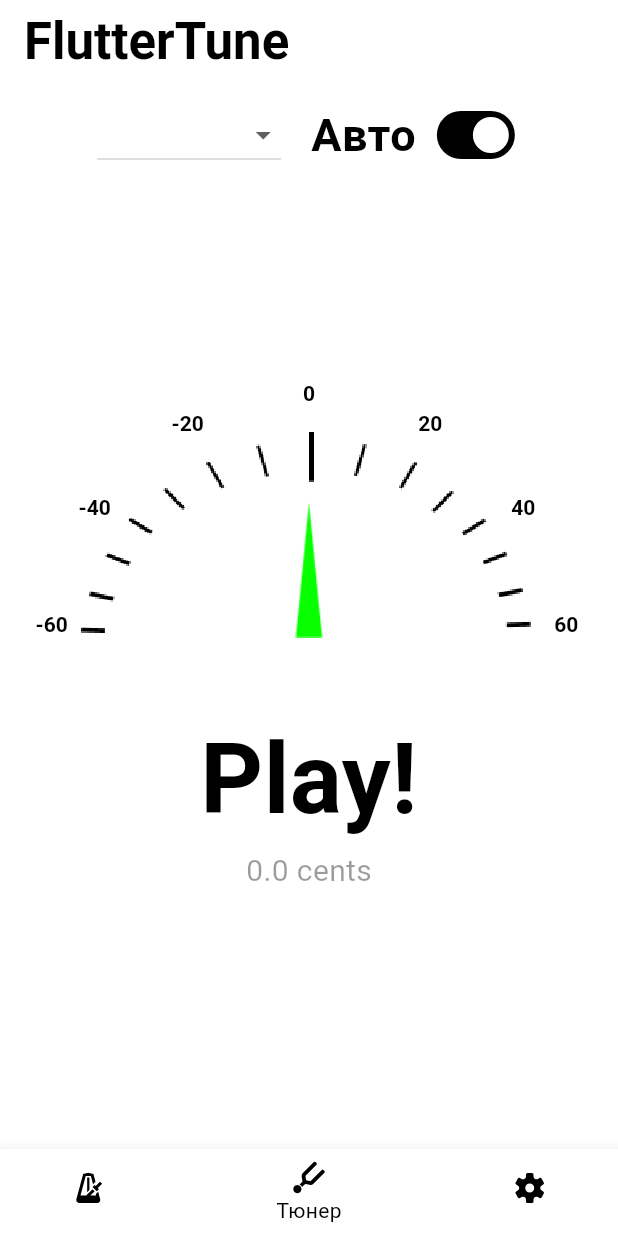
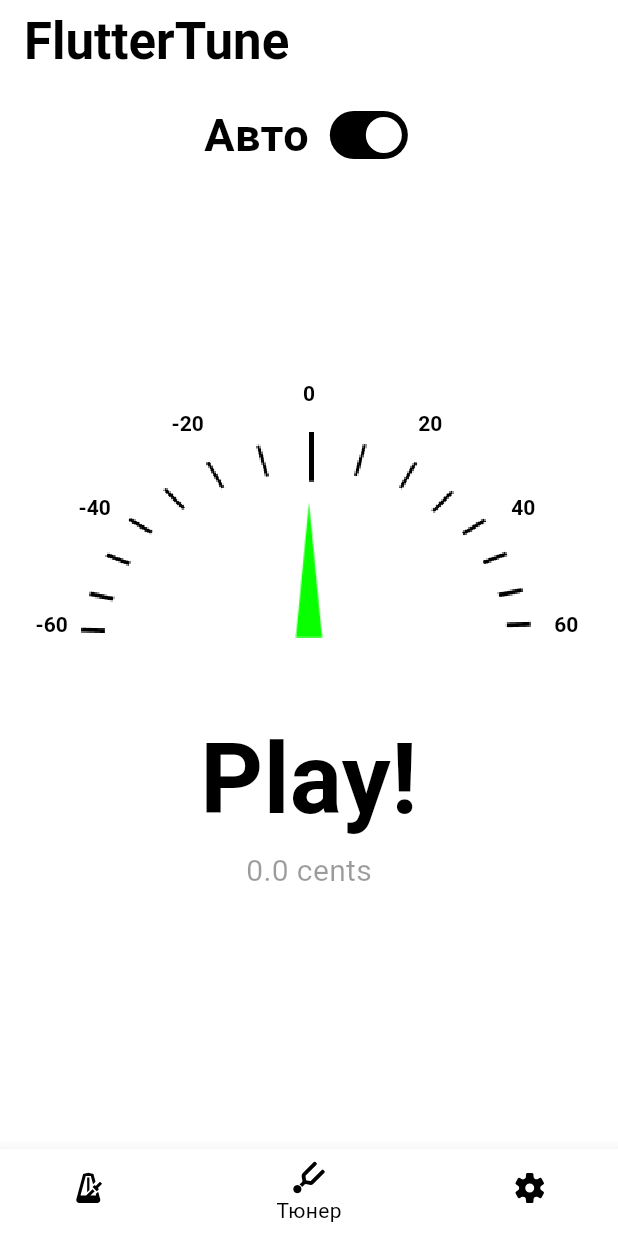
Before and after one commit to nottalentedme/fluttertuner, a Flutter app: the screen it shows after launch, on a phone screen of 412 x 824 dp. Run offline on Flutter 3.47's test engine with Material 3 defaults, Android fonts, the light colour scheme and no system bars; our stand-ins replace flutter_bloc, flutter_svg, go_router; missing offline and left inert: buffered_list_stream, flutter_soloud, pitch_detector_dart, pitchupdart, record; statements that could not run were skipped.

Commit message:
💄 tuner: smoother arrow animation

```diff
--- a/lib/core/router/app_router.dart
+++ b/lib/core/router/app_router.dart
@@ -1,10 +1,9 @@
-import 'package:flutter/src/widgets/basic.dart';
 import 'package:flutter/widgets.dart';
 import 'package:flutter_bloc/flutter_bloc.dart';
 import 'package:fluttertuner/core/extension/build_context_extension.dart';
 import 'package:fluttertuner/feature/metronome/cubit/metronome_cubit.dart';
 import 'package:fluttertuner/feature/metronome/services/metronome_player.dart';
-import 'package:fluttertuner/feature/tuner/cubit/pitch_cubit.dart';
+import 'package:fluttertuner/feature/tuner/cubit/tuning_cubit.dart';
 import 'package:fluttertuner/feature/tuner/domain/repository/interface/tuning_repository.dart';
 import 'package:go_router/go_router.dart';
 
@@ -68,7 +67,7 @@ abstract class AppRouter {
               return CustomTransitionPage(
                 child: BlocProvider(
                   create: (context) =>
-                      PitchCubit(context.dep<TuningRepository>()),
+                      TuningCubit(context.dep<TuningRepository>()),
                   child: const TunerPage(),
                 ),
                 transitionsBuilder:
--- a/lib/feature/metronome/services/metronome_player.dart
+++ b/lib/feature/metronome/services/metronome_player.dart
@@ -1,6 +1,3 @@
-import 'dart:io';
-
-import 'package:flutter/foundation.dart';
 import 'package:flutter/services.dart';
 import 'package:flutter_soloud/flutter_soloud.dart';
 
--- a/lib/feature/tuner/cubit/pitch_cubit.dart
+++ /dev/null
@@ -1,98 +0,0 @@
-// ignore_for_file: public_member_api_docs, sort_constructors_first
-import 'dart:async';
-
-import 'package:flutter_bloc/flutter_bloc.dart';
-import 'package:fluttertuner/feature/tuner/domain/repository/interface/tuning_repository.dart';
-import 'package:pitchupdart/tuning_status.dart';
-
-import 'package:fluttertuner/feature/tuner/cubit/tuning_state.dart';
-
-class PitchCubit extends Cubit<TuningState> {
-  StreamSubscription? _tuningResultSubscription;
-  final TuningRepository _tuningRepository;
-
-  PitchCubit(
-    this._tuningRepository,
-  ) : super(TuningState.initial()) {
-    print('PitchCubit created');
-    startTuning();
-  }
-
-  @override
-  Future<void> close() async {
-    await stopTuning();
-    return super.close();
-  }
-
-  Future<void> startTuning() async {
-    await _tuningRepository.startAudio();
-    _tuningResultSubscription = _tuningRepository.noteStream.listen(
-      (event) {
-        emit(state.copyWith(
-          note: event,
-        ));
-      },
-    );
-
-    //организовать стрим в виде нот
-    //ожидаемая нота, текущая нота, разница в центах
-    //
-
-    // // Автоопределение ближайшей струны
-    // final closestIndex =
-    //     findClosestStringIndex(state.currentTuning, currentFreq);
-    // final expectedNote = state.currentTuning.strings[closestIndex];
-    // final expectedFrequency = noteFrequencies[expectedNote];
-
-    // if (expectedFrequency != null) {
-    //   final diff = currentFreq - expectedFrequency;
-    //   final cents = getCentsDifference(currentFreq, expectedFrequency);
-  }
-
-  Future<void> stopTuning() async {
-    _tuningResultSubscription?.cancel();
-    await _tuningRepository.stopAudio();
-  }
-
-  // void changeTuning(GuitarTuning newTuning) {
-  //   emit(state.copyWith(
-  //     currentTuning: newTuning,
-  //     currentStringIndex: 0,
-  //   ));
-  // }
-
-//   void nextString() {
-//     if (state.currentStringIndex < state.currentTuning.strings.length - 1) {
-//       emit(state.copyWith(
-//         currentStringIndex: state.currentStringIndex + 1,
-//       ));
-//     }
-//   }
-
-//   void previousString() {
-//     if (state.currentStringIndex > 0) {
-//       emit(state.copyWith(
-//         currentStringIndex: state.currentStringIndex - 1,
-//       ));
-//     }
-//   }
-
-//   String getCurrentTargetNote() {
-//     return state.currentTuning.strings[state.currentStringIndex];
-//   }
-  //
-  // int getCentsDifference(double detectedFreq, double targetFreq) {
-  //   return (1200 * (log(detectedFreq / targetFreq) / ln2)).round();
-  // }
-}
-
-extension Description on TuningStatus {
-  String getDescription() => switch (this) {
-        TuningStatus.tuned => "Настроено",
-        TuningStatus.toolow => "Низко",
-        TuningStatus.toohigh => "Высоко",
-        TuningStatus.waytoolow => "Слишком низко",
-        TuningStatus.waytoohigh => "Слишком высоко",
-        TuningStatus.undefined => "Нота не определена",
-      };
-}
--- /dev/null
+++ b/lib/feature/tuner/cubit/tuning_cubit.dart
@@ -0,0 +1,54 @@
+// ignore_for_file: public_member_api_docs, sort_constructors_first
+import 'dart:async';
+
+import 'package:flutter_bloc/flutter_bloc.dart';
+import 'package:fluttertuner/feature/tuner/domain/repository/interface/tuning_repository.dart';
+import 'package:pitchupdart/tuning_status.dart';
+
+import 'package:fluttertuner/feature/tuner/cubit/tuning_state.dart';
+
+class TuningCubit extends Cubit<TuningState> {
+  StreamSubscription? _tuningResultSubscription;
+  final TuningRepository _tuningRepository;
+
+  TuningCubit(
+    this._tuningRepository,
+  ) : super(TuningState.initial()) {
+    print('TuningCubit created');
+    startTuning();
+  }
+
+  @override
+  Future<void> close() async {
+    await stopTuning();
+    print('TuningCubit destroyed');
+    return super.close();
+  }
+
+  Future<void> startTuning() async {
+    await _tuningRepository.startAudio();
+    _tuningResultSubscription = _tuningRepository.noteStream.listen(
+      (event) {
+        emit(state.copyWith(
+          note: event,
+        ));
+      },
+    );
+  }
+
+  Future<void> stopTuning() async {
+    _tuningResultSubscription?.cancel();
+    await _tuningRepository.stopAudio();
+  }
+}
+
+extension Description on TuningStatus {
+  String getDescription() => switch (this) {
+        TuningStatus.tuned => "Настроено",
+        TuningStatus.toolow => "Низко",
+        TuningStatus.toohigh => "Высоко",
+        TuningStatus.waytoolow => "Слишком низко",
+        TuningStatus.waytoohigh => "Слишком высоко",
+        TuningStatus.undefined => "Нота не определена",
+      };
+}
--- a/lib/feature/tuner/domain/ChangeString/change_string.dart
+++ /dev/null
@@ -1,61 +0,0 @@
-import 'package:pitchupdart/tuning_status.dart';
-
-//TODO вынести enum в domain
-enum GuitarString {
-  sixthE('E', 82.41),
-  fifthA('A', 110.00),
-  fourthD('D', 146.83),
-  thirdG('G', 196.00),
-  secondB('B', 246.94),
-  firstE('E', 329.63);
-
-  final String noteName;
-  final double frequency;
-
-  const GuitarString(this.noteName, this.frequency);
-//TODO вынести методы из енума в сервисы
-//TODO надо не смену на следующую, а смену на выбранную кнопкой струну
-  GuitarString getNext() {
-    const values = GuitarString.values;
-    final nextIndex = (values.indexOf(this) + 1) % values.length;
-    return values[nextIndex];
-  }
-
-  TuningStatus getTuningStatus(double detectedFrequency) {
-    const tolerance = 0.10;
-    final lowerBound = frequency * (1 - tolerance);
-    final upperBound = frequency * (1 + tolerance);
-
-    if (detectedFrequency < lowerBound * 0.8) {
-      return TuningStatus.waytoolow;
-    } else if (detectedFrequency < lowerBound) {
-      return TuningStatus.toolow;
-    } else if (detectedFrequency > upperBound * 1.2) {
-      return TuningStatus.waytoohigh;
-    } else if (detectedFrequency > upperBound) {
-      return TuningStatus.toohigh;
-    } else {
-      return TuningStatus.tuned;
-    }
-  }
-}
-
-class ChangeString {
-  GuitarString currentString = GuitarString.firstE;
-
-  void selectNext() {
-    currentString = currentString.getNext();
-  }
-
-  TuningStatus checkTuning(double detectedFrequency) {
-    return currentString.getTuningStatus(detectedFrequency);
-  }
-
-  String getCurrentNote() {
-    return currentString.noteName;
-  }
-
-  double getTargetFrequency() {
-    return currentString.frequency;
-  }
-}
--- a/lib/feature/tuner/domain/models/guitar_tuning_model.dart
+++ /dev/null
@@ -1,122 +0,0 @@
-class GuitarTuningModel {
-  final List<String> notes; //используем список нот и символов
-  final List<double> frequencies;
-  GuitarTuningModel({
-    required this.notes,
-    required this.frequencies,
-  });
-}
-
-class GuitarTuning {
-  final String name;
-  final List<String> strings;
-  final bool isStandard;
-  final String description;
-
-  const GuitarTuning({
-    required this.name,
-    required this.strings,
-    this.isStandard = false,
-    this.description = '',
-  });
-
-  // Стандартный строй
-  const factory GuitarTuning.standard() = _StandardTuning;
-  const factory GuitarTuning.dropD() = _DropDTuning;
-  const factory GuitarTuning.dropC() = _DropCTuning;
-
-  @override
-  bool operator ==(Object other) =>
-      identical(this, other) ||
-      other is GuitarTuning &&
-          runtimeType == other.runtimeType &&
-          name == other.name &&
-          strings == other.strings;
-
-  @override
-  int get hashCode => name.hashCode ^ strings.hashCode;
-}
-
-class _StandardTuning extends GuitarTuning {
-  const _StandardTuning()
-      : super(
-          name: 'Standard E',
-          strings: const ['E2', 'A2', 'D3', 'G3', 'B3', 'E4'],
-          isStandard: true,
-          description: 'Стандартный строй гитары (E A D G B E)',
-        );
-}
-
-class _DropDTuning extends GuitarTuning {
-  const _DropDTuning()
-      : super(
-          name: 'Drop D',
-          strings: const ['D2', 'A2', 'D3', 'G3', 'B3', 'E4'],
-          description: 'Строй с пониженной шестой струной (D A D G B E)',
-        );
-}
-
-class _DropCTuning extends GuitarTuning {
-  const _DropCTuning()
-      : super(
-          name: 'Drop C',
-          strings: const ['C2', 'G2', 'C3', 'F3', 'A3', 'D4'],
-          description: 'Строй с пониженными на тон струнами (C G C F A D)',
-        );
-}
-
-final Map<String, double> noteFrequencies = {
-  'C2': 65.41,
-  'C#2': 69.30,
-  'D2': 73.42,
-  'D#2': 77.78,
-  'E2': 82.41,
-  'F2': 87.31,
-  'F#2': 92.50,
-  'G2': 98.00,
-  'G#2': 103.83,
-  'A2': 110.00,
-  'A#2': 116.54,
-  'B2': 123.47,
-  'C3': 130.81,
-  'C#3': 138.59,
-  'D3': 146.83,
-  'D#3': 155.56,
-  'E3': 164.81,
-  'F3': 174.61,
-  'F#3': 185.00,
-  'G3': 196.00,
-  'G#3': 207.65,
-  'A3': 220.00,
-  'A#3': 233.08,
-  'B3': 246.94,
-  'C4': 261.63,
-  'C#4': 277.18,
-  'D4': 293.66,
-  'D#4': 311.13,
-  'E4': 329.63,
-  'F4': 349.23,
-  'F#4': 369.99,
-  'G4': 392.00,
-  'A4': 440.00,
-  'B4': 493.88,
-};
-
-int findClosestStringIndex(GuitarTuning tuning, double freq) {
-  double minDiff = double.infinity;
-  int closestIndex = 0;
-
-  for (int i = 0; i < tuning.strings.length; i++) {
-    final note = tuning.strings[i];
-    final noteFreq = noteFrequencies[note];
-    if (noteFreq == null) continue;
-
-    final diff = (noteFreq - freq).abs();
-    if (diff < minDiff) {
-      minDiff = diff;
-      closestIndex = i;
-    }
-  }
-
-  return closestIndex;
-}
--- a/lib/feature/tuner/presentation/page/tuner_page.dart
+++ b/lib/feature/tuner/presentation/page/tuner_page.dart
@@ -1,32 +1,15 @@
 import 'package:flutter/material.dart';
 import 'package:flutter_bloc/flutter_bloc.dart';
-import 'package:fluttertuner/feature/tuner/cubit/pitch_cubit.dart';
+import 'package:fluttertuner/feature/tuner/cubit/tuning_cubit.dart';
 import 'package:fluttertuner/feature/tuner/cubit/tuning_state.dart';
-import 'package:fluttertuner/feature/tuner/presentation/widgets/instrument_title_widget.dart';
 import 'package:fluttertuner/feature/tuner/presentation/widgets/pos.dart';
 import 'package:fluttertuner/feature/tuner/presentation/widgets/tuner_text_widget.dart';
 import 'package:fluttertuner/feature/tuner/presentation/widgets/tuning_mode_switch_widget.dart';
-import 'package:fluttertuner/feature/tuner/service/recorder/tuner_audio_impl_service.dart';
 
-class TunerPage extends StatefulWidget {
+class TunerPage extends StatelessWidget {
   const TunerPage({super.key});
 
   static const path = '/tuner';
-
-  @override
-  State<TunerPage> createState() => _TunerPageState();
-}
-
-class _TunerPageState extends State<TunerPage> {
-  final recorder = AudioRecorderServiceImpl();
-  //!!! оставлено до лучших времен
-  // GuitarString guitarString = GuitarString.sixthE;
-
-  // void setActiveString(GuitarString value) {
-  //   setState(() {
-  //     guitarString = value;
-  //   });
-  // }
 
   @override
   Widget build(BuildContext context) {
@@ -46,7 +29,6 @@ class _TunerPageState extends State<TunerPage> {
               mainAxisAlignment: MainAxisAlignment.center,
               crossAxisAlignment: CrossAxisAlignment.start,
               children: [
-                InstrumentTitleWidget(),
                 TuningModeSwitchWidget(),
               ],
             ),
@@ -54,38 +36,19 @@ class _TunerPageState extends State<TunerPage> {
               child: Column(
                 mainAxisAlignment: MainAxisAlignment.center,
                 children: [
-                  BlocSelector<PitchCubit, TuningState, double>(
+                  BlocSelector<TuningCubit, TuningState, double>(
                       selector: (state) => state.note.diffCents,
                       builder: (context, diffState) {
                         return TunerScaleWidgets(value: diffState);
                       }),
                   const SizedBox(height: 20),
-                  BlocBuilder<PitchCubit, TuningState>(
+                  BlocBuilder<TuningCubit, TuningState>(
                       builder: (context, state) {
                     return TunerTextWidget(note: state.note);
                   }),
                 ],
               ),
             ),
-            //!!! оставлю смену струн до лучших времен
-            // Padding(
-            //   padding: const EdgeInsets.only(bottom: 20),
-            //   child: Row(
-            //     mainAxisAlignment: MainAxisAlignment.center,
-            //     children: GuitarString.values
-            //         .map(
-            //           (e) => Padding(
-            //             padding: const EdgeInsets.symmetric(horizontal: 4),
-            //             child: StringButtonWidget(
-            //               text: e.noteName,
-            //               onTap: () => setActiveString(e),
-            //               isActive: e == guitarString,
-            //             ),
-            //           ),
-            //         )
-            //         .toList(),
-            //   ),
-            // ),
           ],
         ),
       ),
--- a/lib/feature/tuner/presentation/widgets/instrument_title_widget.dart
+++ /dev/null
@@ -1,47 +0,0 @@
-import 'package:flutter/material.dart';
-import '../../domain/models/guitar_tuning_model.dart';
-
-class InstrumentTitleWidget extends StatelessWidget {
-  const InstrumentTitleWidget({
-    super.key,
-  });
-
-  @override
-  Widget build(BuildContext context) {
-    // final currentState = context.watch<PitchCubit>().state;
-    // final currentTuning = currentState.currentTuning;
-
-    return Container(
-      padding: const EdgeInsets.all(10),
-      child: Row(
-        children: [
-          // Выпадающий список для выбора строя
-          DropdownButton<GuitarTuning>(
-            // value: currentTuning,
-            items: [
-              GuitarTuning.standard(),
-              GuitarTuning.dropD(),
-              GuitarTuning.dropC(),
-            ].map((tuning) {
-              return DropdownMenuItem(
-                value: tuning,
-                child: Text(
-                  tuning.name,
-                  style: const TextStyle(
-                    fontSize: 20,
-                    fontWeight: FontWeight.w500,
-                  ),
-                ),
-              );
-            }).toList(),
-            onChanged: (tuning) {
-              if (tuning != null) {
-                // context.read<PitchCubit>().changeTuning(tuning);
-              }
-            },
-          ),
-        ],
-      ),
-    );
-  }
-}
--- a/lib/feature/tuner/presentation/widgets/pos.dart
+++ b/lib/feature/tuner/presentation/widgets/pos.dart
@@ -3,10 +3,23 @@ import 'dart:math';
 import 'package:flutter/material.dart';
 import 'package:fluttertuner/feature/tuner/presentation/widgets/tuner_painter.dart';
 
-class TunerScaleWidgets extends StatelessWidget {
+class TunerScaleWidgets extends StatefulWidget {
   final double value;
 
   const TunerScaleWidgets({super.key, required this.value});
+
+  @override
+  State<TunerScaleWidgets> createState() => _TunerScaleWidgetsState();
+}
+
+class _TunerScaleWidgetsState extends State<TunerScaleWidgets> {
+  double _previousValue = 0;
+
+  @override
+  void didUpdateWidget(covariant TunerScaleWidgets oldWidget) {
+    super.didUpdateWidget(oldWidget);
+    _previousValue = oldWidget.value; // сохраняем "откуда" анимировать
+  }
 
   @override
   Widget build(BuildContext context) {
@@ -16,21 +29,26 @@ class TunerScaleWidgets extends StatelessWidget {
       child: Stack(
         alignment: Alignment.bottomCenter,
         children: [
-          // Шкала (без стрелки)
           CustomPaint(
             size: const Size(300, 150),
             painter: TunerPainter(),
           ),
-
-          // Стрелка (с возможностью регулировать угол и позицию)
           Transform.translate(
-            offset: const Offset(0, -10), // Регулируй расстояние по Y
-            child: Transform.rotate(
-              angle: (value / 60) * pi, // Угол поворота
-              alignment: Alignment.bottomCenter,
+            offset: const Offset(0, -10),
+            child: TweenAnimationBuilder<double>(
+              tween: Tween<double>(begin: _previousValue, end: widget.value),
+              duration: const Duration(milliseconds: 500),
+              curve: Curves.easeOut,
+              builder: (context, animatedValue, child) {
+                return Transform.rotate(
+                  angle: (animatedValue / 120) * pi,
+                  alignment: Alignment.bottomCenter,
+                  child: child,
+                );
+              },
               child: Image.asset(
                 'assets/tuner/strelka.png',
-                height: 90, // Настрой размеры под своё изображение
+                height: 90,
               ),
             ),
           ),
--- a/lib/feature/tuner/presentation/widgets/tuning_mode_switch_widget.dart
+++ b/lib/feature/tuner/presentation/widgets/tuning_mode_switch_widget.dart
@@ -23,7 +23,6 @@ class _TuningModeSwitchWidgetState extends State<TuningModeSwitchWidget> {
         isActive = false;
       });
     }
-    ;
   }
 
   @override
```
